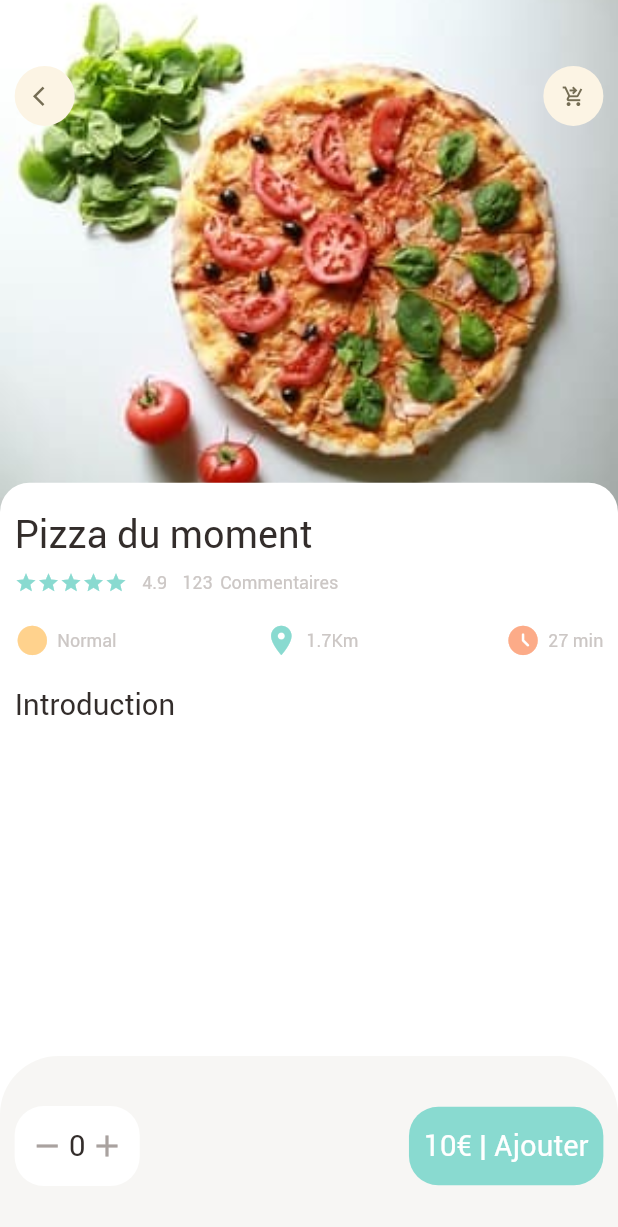
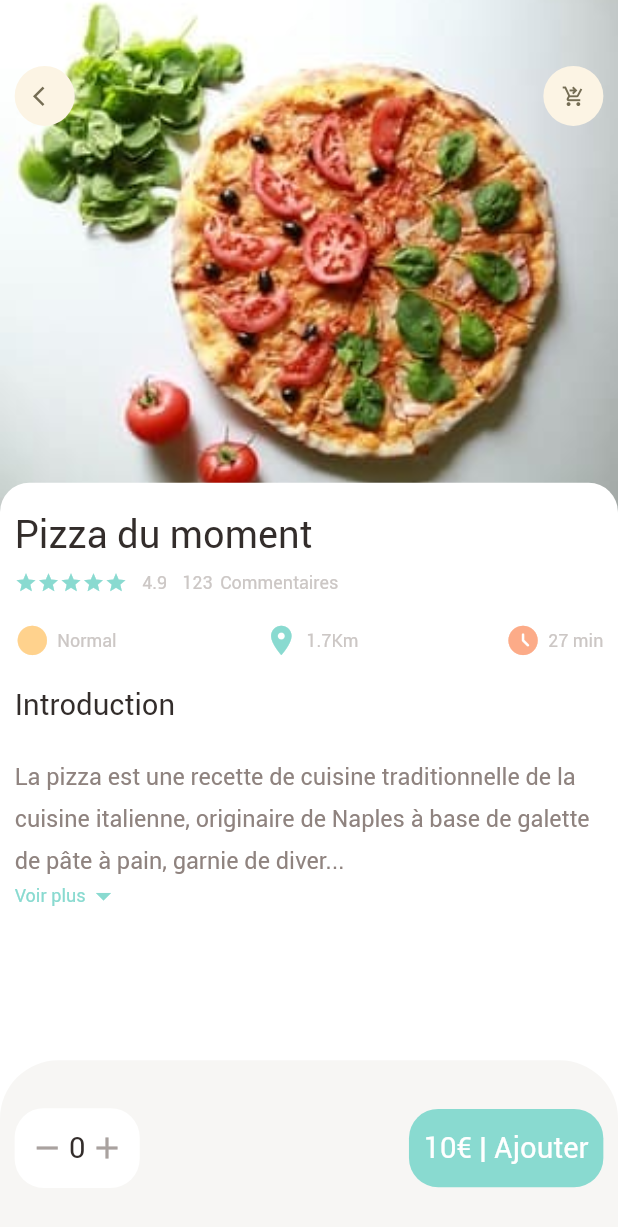
Before and after one commit to Francky06/pizza_app, a Flutter app: the screen it shows after launch, on a phone screen of 412 x 824 dp. Shown: the top 1227 px of the screen. Run offline on Flutter 3.47's test engine with Material 2 defaults, Android fonts, the phone set to English and light mode, and no system bars; our stand-ins replace dots_indicator, get; missing offline and left inert: dart:html.

Commit message:
categories

```diff
--- a/Mobile/pizza_app/lib/main.dart
+++ b/Mobile/pizza_app/lib/main.dart
@@ -1,5 +1,7 @@
 import 'package:flutter/material.dart';
 import 'package:get/get_navigation/src/root/get_material_app.dart';
+import 'package:pizza_app/pages/food/categories.dart';
+
 import 'package:pizza_app/pages/food/popular_food_detail.dart';
 import 'package:pizza_app/pages/home/main_food_page.dart';
 void main() {
@@ -18,7 +20,7 @@ class MyApp extends StatelessWidget {
       theme: ThemeData(
         primarySwatch: Colors.blue,
       ),
-      home: PopularFoodDetail(),
+      home: Categories(),
     );
   }
 }
--- a/Mobile/pizza_app/lib/pages/food/categories.dart
+++ b/Mobile/pizza_app/lib/pages/food/categories.dart
@@ -0,0 +1,123 @@
+import 'package:flutter/cupertino.dart';
+import 'package:flutter/material.dart';
+import 'package:pizza_app/widgets/app_icon.dart';
+import 'package:pizza_app/widgets/extensible_text.dart';
+import '../../utils/colors.dart';
+import '../../utils/dimensions.dart';
+import '../../widgets/app_column_icon.dart';
+import '../../widgets/big_text.dart';
+import '../../widgets/icon_and_text.dart';
+import '../../widgets/small_text.dart';
+
+class Categories extends StatelessWidget {
+  const Categories({Key? key}) : super(key: key);
+
+  @override
+  Widget build(BuildContext context) {
+    return Scaffold(
+      backgroundColor: Colors.white,
+      body: Stack(
+        children: [
+          // background image
+          Positioned(
+              left: 0,
+              right: 0,
+              child: Container(
+                width: double.maxFinite,
+                height: Dimensions.popularFood,
+                decoration: BoxDecoration(
+                    image: DecorationImage(
+                      fit: BoxFit.cover,
+                      image: AssetImage(
+                          "assets/img/pizza-tomate.jpg"
+                      ),
+                    )
+                ),
+
+              )),
+          // icon widget
+          Positioned(
+              top: Dimensions.height45,
+              right: Dimensions.width20,
+              left: Dimensions.width20,
+              child: Row(
+                mainAxisAlignment: MainAxisAlignment.spaceBetween,
+                children: [
+                  AppIcon(icon: Icons.arrow_back_ios),
+                  AppIcon(icon: Icons.shopping_cart_checkout_outlined)
+                ],
+
+              )),
+          // intro
+          Positioned(
+              left: 0,
+              right: 0,
+              bottom: 0,
+              top: Dimensions.popularFood-20,
+              child: Container(
+                padding: EdgeInsets.only(left: Dimensions.width20, right: Dimensions.width20, top: Dimensions.height20),
+                decoration: BoxDecoration(
+                    borderRadius: BorderRadius.only(
+                      topRight:Radius.circular(Dimensions.radius20),
+                      topLeft:Radius.circular(Dimensions.radius20),
+                    ),
+                    color: Colors.white
+                ),
+                child: Column(
+                  crossAxisAlignment: CrossAxisAlignment.start,
+                  children: [
+                    AppColumnIcon(text: "Pizza du moment"),
+                    SizedBox(height: Dimensions.height20),
+                    BigText(text: "Introduction"),
+                    SizedBox(height: Dimensions.height20),
+                    Expanded(child: SingleChildScrollView(child: ExtensibleText(text: "La pizza est une recette de cuisine traditionnelle de la cuisine italienne, originaire de Naples à base de galette de pâte à pain, garnie de divers ingrédients (sauce tomate, tomates séchées, légumes, fromage, charcuterie, olives, huile d'olive…)1 et cuite au four. Plat emblématique de la culture italienne, et de la restauration rapide dans le monde entier, elle est déclinée sous de multiples variantes. « L'art de fabriquer des pizzas napolitaines artisanales traditionnelles par les pizzaïolos napolitains » est inscrit au Patrimoine mondial de l'UNESCO depuis 2017. La pizza est une recette de cuisine traditionnelle de la cuisine italienne, originaire de Naples à base de galette de pâte à pain, garnie de divers mélanges d’ingrédients (sauce tomate, tomates séchées, légumes, fromage, charcuterie, olives, huile d'olive…)1 et cuite au four. Plat emblématique de la culture italienne, et de la restauration rapide dans le monde entier, elle est déclinée sous de multiples variantes. « L'art de fabriquer des pizzas napolitaines artisanales traditionnelles par les pizzaïolos napolitains » est inscrit au Patrimoine mondial de l'UNESCO depuis 2017.")))
+                  ],
+                ),
+
+              ))
+
+        ],
+      ),
+      bottomNavigationBar: Container(
+        height: Dimensions.bottomHeight,
+        padding: EdgeInsets.only(top: Dimensions.height30, bottom: Dimensions.height30, left: Dimensions.width20, right: Dimensions.width20),
+        decoration: BoxDecoration(
+            color: AppColors.buttonBgColor,
+            borderRadius: BorderRadius.only(
+              topLeft: Radius.circular(Dimensions.radius20*2),
+              topRight: Radius.circular(Dimensions.radius20*2),
+            )
+        ),
+        child: Row(
+          mainAxisAlignment: MainAxisAlignment.spaceBetween,
+          children: [
+            Container(
+              padding: EdgeInsets.only(top: Dimensions.height15, bottom: Dimensions.height15, left: Dimensions.width20, right: Dimensions.width20),
+              decoration: BoxDecoration(
+                borderRadius: BorderRadius.circular(Dimensions.radius20),
+                color: Colors.white,
+              ),
+              child: Row(
+                children: [
+                  Icon(Icons.remove, color: AppColors.signColor),
+                  SizedBox(width: Dimensions.width10/2),
+                  BigText(text: "0"),
+                  SizedBox(width: Dimensions.width10/2),
+                  Icon(Icons.add, color: AppColors.signColor),
+                ],
+              ),
+            ),
+            Container(
+              padding: EdgeInsets.only(top: Dimensions.height15, bottom: Dimensions.height15, left: Dimensions.width20, right: Dimensions.width20),
+              child: BigText(text:"10€ | Ajouter", color: Colors.white),
+              decoration: BoxDecoration(
+                borderRadius: BorderRadius.circular(Dimensions.radius20),
+                color: AppColors.mainColor,
+              ),
+            )
+          ],
+        ),
+      ),
+    );
+  }
+}
--- a/Mobile/pizza_app/lib/pages/food/popular_food_detail.dart
+++ b/Mobile/pizza_app/lib/pages/food/popular_food_detail.dart
@@ -1,6 +1,7 @@
 import 'package:flutter/cupertino.dart';
 import 'package:flutter/material.dart';
 import 'package:pizza_app/widgets/app_icon.dart';
+import 'package:pizza_app/widgets/extensible_text.dart';
 import '../../utils/colors.dart';
 import '../../utils/dimensions.dart';
 import '../../widgets/app_column_icon.dart';
@@ -17,6 +18,7 @@ class PopularFoodDetail extends StatelessWidget {
       backgroundColor: Colors.white,
       body: Stack(
         children: [
+          // background image
           Positioned(
             left: 0,
               right: 0,
@@ -33,6 +35,7 @@ class PopularFoodDetail extends StatelessWidget {
                 ),
 
               )),
+          // icon widget
           Positioned(
             top: Dimensions.height45,
             right: Dimensions.width20,
@@ -45,6 +48,7 @@ class PopularFoodDetail extends StatelessWidget {
               ],
 
               )),
+          // intro
           Positioned(
             left: 0,
               right: 0,
@@ -65,14 +69,17 @@ class PopularFoodDetail extends StatelessWidget {
                     AppColumnIcon(text: "Pizza du moment"),
                     SizedBox(height: Dimensions.height20),
                     BigText(text: "Introduction"),
+                    SizedBox(height: Dimensions.height20),
+                    Expanded(child: SingleChildScrollView(child: ExtensibleText(text: "La pizza est une recette de cuisine traditionnelle de la cuisine italienne, originaire de Naples à base de galette de pâte à pain, garnie de divers ingrédients (sauce tomate, tomates séchées, légumes, fromage, charcuterie, olives, huile d'olive…)1 et cuite au four. Plat emblématique de la culture italienne, et de la restauration rapide dans le monde entier, elle est déclinée sous de multiples variantes. « L'art de fabriquer des pizzas napolitaines artisanales traditionnelles par les pizzaïolos napolitains » est inscrit au Patrimoine mondial de l'UNESCO depuis 2017. La pizza est une recette de cuisine traditionnelle de la cuisine italienne, originaire de Naples à base de galette de pâte à pain, garnie de divers mélanges d’ingrédients (sauce tomate, tomates séchées, légumes, fromage, charcuterie, olives, huile d'olive…)1 et cuite au four. Plat emblématique de la culture italienne, et de la restauration rapide dans le monde entier, elle est déclinée sous de multiples variantes. « L'art de fabriquer des pizzas napolitaines artisanales traditionnelles par les pizzaïolos napolitains » est inscrit au Patrimoine mondial de l'UNESCO depuis 2017.")))
                   ],
                 ),
 
               ))
+
         ],
       ),
       bottomNavigationBar: Container(
-        height: 120,
+        height: Dimensions.bottomHeight,
         padding: EdgeInsets.only(top: Dimensions.height30, bottom: Dimensions.height30, left: Dimensions.width20, right: Dimensions.width20),
         decoration: BoxDecoration(
           color: AppColors.buttonBgColor,
--- a/Mobile/pizza_app/lib/utils/dimensions.dart
+++ b/Mobile/pizza_app/lib/utils/dimensions.dart
@@ -24,10 +24,11 @@ class Dimensions {
   static double width30 = screenWidth/28.13;
 
   //font dynamic
+  static double font16 = screenHeight/52.75;
   static double font20 = screenHeight/42.2;
   static double font26 = screenHeight/32.46;
 
-  //raadius
+  //radius
   static double radius15 = screenHeight/56.27;
   static double radius20 = screenHeight/42.2;
   static double radius30 = screenHeight/28.13;
@@ -42,4 +43,7 @@ class Dimensions {
 
   //popular img
   static double popularFood = screenHeight/2.41;
+
+  //bottom height
+  static double bottomHeight = screenHeight/7.03;
 }
--- /dev/null
+++ b/Mobile/pizza_app/lib/widgets/extensible_text.dart
@@ -0,0 +1,61 @@
+import 'package:flutter/cupertino.dart';
+import 'package:flutter/material.dart';
+import 'package:pizza_app/utils/colors.dart';
+import 'package:pizza_app/utils/dimensions.dart';
+import 'package:pizza_app/widgets/small_text.dart';
+
+class ExtensibleText extends StatefulWidget {
+
+  final String text;
+
+
+  const ExtensibleText({Key? key,
+  required this.text}) : super(key: key);
+
+  @override
+  State<ExtensibleText> createState() => _ExtensibleTextState();
+}
+
+class _ExtensibleTextState extends State<ExtensibleText> {
+  late String firstHalf;
+  late String secondHalf;
+
+  bool hiddenText = true;
+  double textHeight = Dimensions.screenHeight/5.63;
+
+  @override
+  void initState() {
+    super.initState();
+    if (widget.text.length > textHeight) {
+      firstHalf = widget.text.substring(0, textHeight.toInt());
+      secondHalf = widget.text.substring(textHeight.toInt()+1, widget.text.length);
+    } else {
+      firstHalf = widget.text;
+      secondHalf = "";
+    }
+    }
+  @override
+  Widget build(BuildContext context) {
+    return Container(
+      child: secondHalf.isEmpty ? SmallText(color: AppColors.paraColor, size: Dimensions.font16, text: firstHalf) : Column(
+        children: [
+          SmallText(height:1.8, color: AppColors.paraColor, size: Dimensions.font16, text: hiddenText ? (firstHalf + "...") : (firstHalf + secondHalf)),
+          InkWell(
+            onTap: () {
+              setState(() {
+                hiddenText =! hiddenText;
+
+              });
+            },
+            child: Row(
+              children: [
+                SmallText(text: "Voir plus", color: AppColors.mainColor),
+                Icon(hiddenText ? Icons.arrow_drop_down : Icons.arrow_drop_up, color: AppColors.mainColor)
+              ],
+            ),
+          )
+        ],
+      ),
+    );
+  }
+}
```
